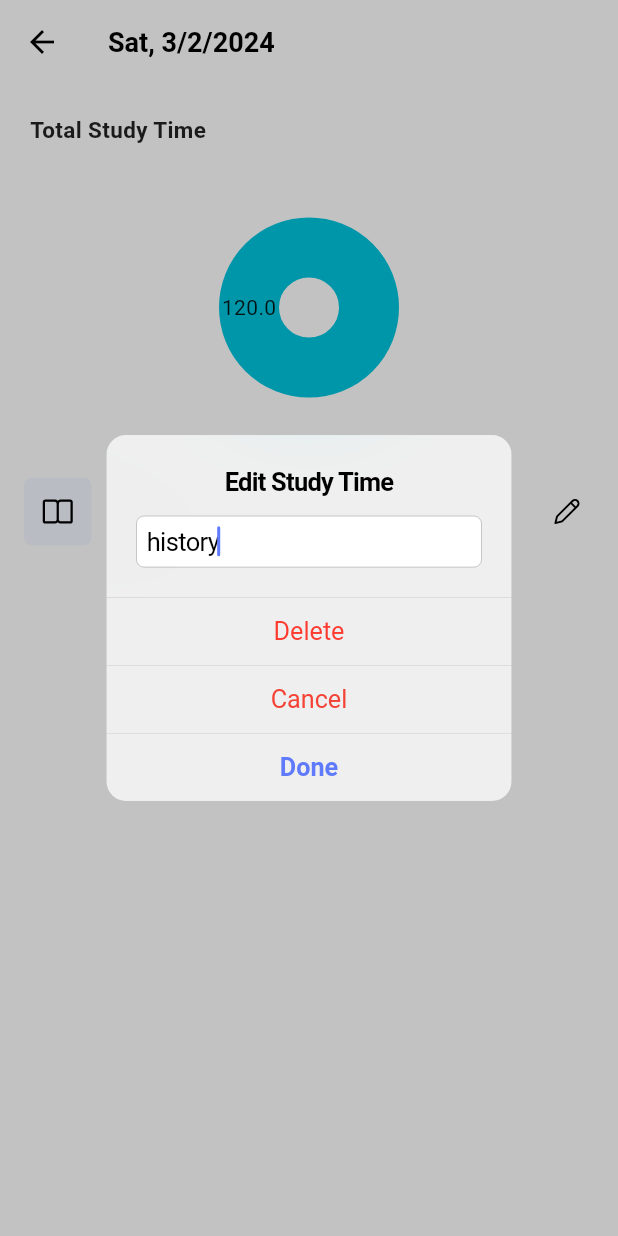
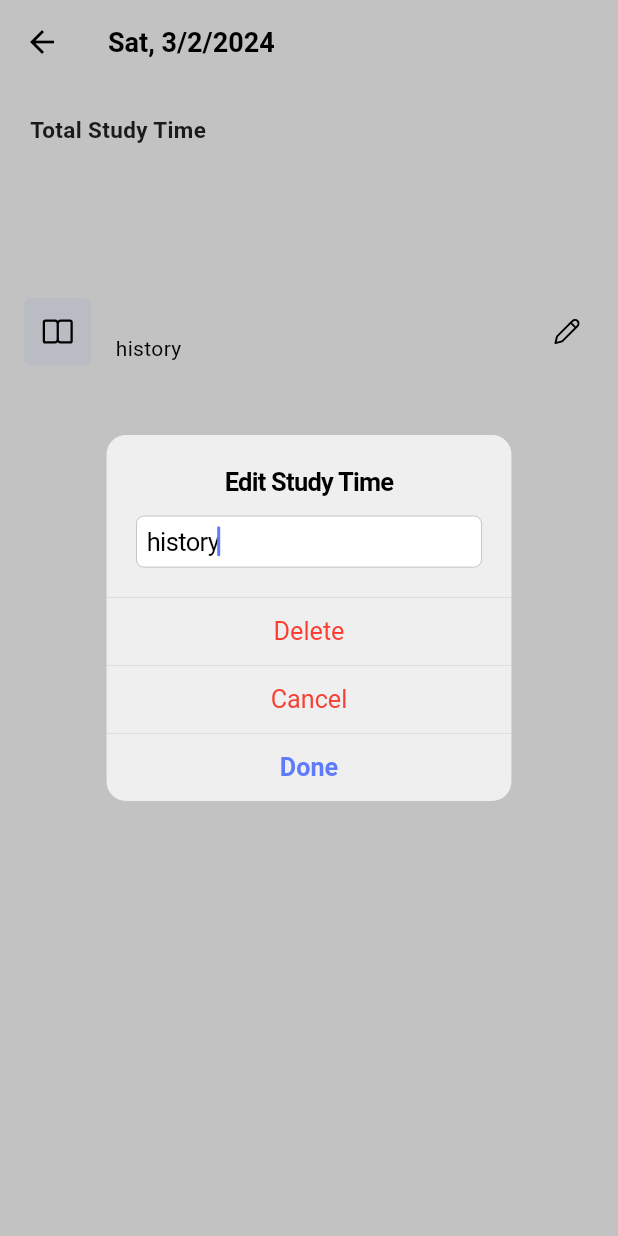
Before and after one commit to James1412/study_timer, a Flutter app: the HomeScreen screen opened directly, after a tap on an icon or button, on a phone screen of 412 x 824 dp. Run offline on Flutter 3.47's test engine with Material 3 defaults, Android fonts, the phone set to English and light mode, and no system bars; drawn by our look-alikes of fl_chart; our stand-ins replace fluentui_system_icons, gap, wakelock_plus; missing offline and left inert: duration, screen_brightness.

Commit message:
∩ replaced studydate model with a set

```diff
--- a/lib/features/home/home_screen.dart
+++ b/lib/features/home/home_screen.dart
@@ -1,8 +1,6 @@
 import 'dart:io';
-
 import 'package:duration/duration.dart';
 import 'package:duration/locale.dart';
-import 'package:fl_chart/fl_chart.dart';
 import 'package:fluentui_system_icons/fluentui_system_icons.dart';
 import 'package:flutter/cupertino.dart';
 import 'package:flutter/material.dart';
@@ -10,8 +8,8 @@ import 'package:flutter/services.dart';
 import 'package:gap/gap.dart';
 import 'package:intl/intl.dart';
 import 'package:provider/provider.dart';
-import 'package:study_timer/features/home/models/date_model.dart';
 import 'package:study_timer/features/home/models/study_time_model.dart';
+import 'package:study_timer/features/home/utils.dart';
 import 'package:study_timer/features/home/view%20models/study_date_vm.dart';
 import 'package:study_timer/features/themes/colors.dart';
 import 'package:study_timer/features/themes/dark%20mode/utils.dart';
@@ -24,10 +22,9 @@ class HomeScreen extends StatefulWidget {
 }
 
 class _HomeScreenState extends State<HomeScreen> {
-  late PageController pageController =
-      PageController(initialPage: dates.length - 1);
-
-  late List<DateModel> dates = context.watch<StudyDateViewModel>().studyDates;
+  late PageController pageController = PageController(
+      initialPage:
+          context.watch<StudySessionViewModel>().studyDates.length - 1);
 
   @override
   void dispose() {
@@ -35,16 +32,8 @@ class _HomeScreenState extends State<HomeScreen> {
     super.dispose();
   }
 
-  bool isToday(DateTime date) {
-    return DateTime(
-            DateTime.now().year, DateTime.now().month, DateTime.now().day)
-        .isAtSameMomentAs(
-      DateTime(date.year, date.month, date.day),
-    );
-  }
-
   late TextEditingController _editController;
-  void onEditTap(StudyTimeModel studyTimeModel) async {
+  void onEditTap(StudySessionModel studyTimeModel) async {
     _editController = TextEditingController(text: studyTimeModel.subjectName);
     await showCupertinoDialog(
       context: context,
@@ -74,7 +63,8 @@ class _HomeScreenState extends State<HomeScreen> {
                   context: context,
                   builder: (context) => CupertinoAlertDialog(
                     title: const Text("Delete the study session?"),
-                    content: const Text("This will permanently delete it"),
+                    content:
+                        const Text("This will permanently delete the session"),
                     actions: [
                       CupertinoDialogAction(
                         isDefaultAction: true,
@@ -89,8 +79,8 @@ class _HomeScreenState extends State<HomeScreen> {
                         child: const Text("Delete"),
                         onPressed: () {
                           context
-                              .read<StudyDateViewModel>()
-                              .deleteStudyTimeModel(studyTimeModel);
+                              .read<StudySessionViewModel>()
+                              .deleteStudySession(studyTimeModel);
                           Navigator.pop(context);
                           Navigator.pop(context);
                         },
@@ -115,11 +105,11 @@ class _HomeScreenState extends State<HomeScreen> {
                 if (Platform.isIOS) {
                   HapticFeedback.lightImpact();
                 }
-                StudyTimeModel newStudyModel = studyTimeModel
+                StudySessionModel newStudyModel = studyTimeModel
                   ..subjectName = _editController.text;
                 context
-                    .read<StudyDateViewModel>()
-                    .editStudyTimeModel(newStudyModel);
+                    .read<StudySessionViewModel>()
+                    .editStudySession(newStudyModel);
                 Navigator.pop(context);
               },
             ),
@@ -130,31 +120,43 @@ class _HomeScreenState extends State<HomeScreen> {
     _editController.dispose();
   }
 
+  Duration getTotalDuration(List studyDates, index) {
+    Duration totalDuration = const Duration();
+    for (StudySessionModel studyTimeModel
+        in context.watch<StudySessionViewModel>().studySessions) {
+      if (isSameDate(studyDates[index], studyTimeModel.dateTime)) {
+        totalDuration += studyTimeModel.duration;
+      }
+    }
+    return totalDuration;
+  }
+
   @override
   Widget build(BuildContext context) {
-    return dates.isEmpty
+    List<DateTime> studyDates =
+        context.watch<StudySessionViewModel>().studyDates;
+    List<StudySessionModel> studySessions =
+        context.watch<StudySessionViewModel>().studySessions;
+    return studyDates.isEmpty
         ? const Center(
-            child: Text("No study time yet..."),
+            child: Text("No study session yet..."),
           )
         : PageView.builder(
-            itemCount: dates.length,
+            itemCount: studyDates.length,
             scrollDirection: Axis.horizontal,
             controller: pageController,
             physics: const PageScrollPhysics(),
             itemBuilder: (context, index) {
-              Duration totalDuration = const Duration();
-              Duration getDuration(int index) {
-                for (var element in dates[index].studyTimes) {
-                  totalDuration += element.duration;
-                }
-                return totalDuration;
-              }
+              List<StudySessionModel> studySessionsOnDate = studySessions
+                  .where((element) =>
+                      isSameDate(element.dateTime, studyDates[index]))
+                  .toList();
 
               return Scaffold(
                 resizeToAvoidBottomInset: false,
                 appBar: AppBar(
                   title: Text(
-                      "${DateFormat.yMEd().format(dates[index].date)}${isToday(dates[index].date) ? " (Today)" : ''}"),
+                      "${DateFormat.yMEd().format(studyDates[index])}${isToday(studyDates[index]) ? " (Today)" : ''}"),
                 ),
                 body: ListView(
                   children: [
@@ -172,7 +174,7 @@ class _HomeScreenState extends State<HomeScreen> {
                           ),
                           Text(
                             prettyDuration(
-                              getDuration(index),
+                              getTotalDuration(studyDates, index),
                               tersity: DurationTersity.minute,
                               abbreviated: true,
                               conjunction: ' ',
@@ -183,24 +185,6 @@ class _HomeScreenState extends State<HomeScreen> {
                             ),
                           ),
                           const Gap(15),
-                          Center(
-                            child: SizedBox(
-                              height: 120,
-                              width: 120,
-                              child: PieChart(
-                                PieChartData(
-                                  sections: [
-                                    for (StudyTimeModel studyTimeModel
-                                        in dates[index].studyTimes)
-                                      PieChartSectionData(
-                                        value: studyTimeModel.duration.inMinutes
-                                            .toDouble(),
-                                      ),
-                                  ],
-                                ),
-                              ),
-                            ),
-                          ),
                         ],
                       ),
                     ),
@@ -208,7 +192,7 @@ class _HomeScreenState extends State<HomeScreen> {
                     ListView.builder(
                       physics: const NeverScrollableScrollPhysics(),
                       shrinkWrap: true,
-                      itemCount: dates[index].studyTimes.length,
+                      itemCount: studySessionsOnDate.length,
                       itemBuilder: (context, studyIndex) => ListTile(
                         leading: Container(
                           width: 45,
@@ -222,7 +206,7 @@ class _HomeScreenState extends State<HomeScreen> {
                         title: Text(
                           prettyDuration(
                             locale: const EnglishDurationLocale(),
-                            dates[index].studyTimes[studyIndex].duration,
+                            studySessionsOnDate[studyIndex].duration,
                             tersity: DurationTersity.minute,
                             upperTersity: DurationTersity.hour,
                             abbreviated: true,
@@ -231,11 +215,11 @@ class _HomeScreenState extends State<HomeScreen> {
                           style: const TextStyle(fontWeight: FontWeight.w700),
                         ),
                         subtitle: Text(
-                          dates[index].studyTimes[studyIndex].subjectName,
+                          studySessionsOnDate[studyIndex].subjectName,
                         ),
                         trailing: GestureDetector(
                           onTap: () =>
-                              onEditTap(dates[index].studyTimes[studyIndex]),
+                              onEditTap(studySessionsOnDate[studyIndex]),
                           child: const Icon(
                             FluentIcons.edit_12_regular,
                             size: 20,
--- a/lib/features/home/models/date_model.dart
+++ /dev/null
@@ -1,8 +0,0 @@
-import 'package:study_timer/features/home/models/study_time_model.dart';
-
-class DateModel {
-  List<StudyTimeModel> studyTimes;
-  DateTime date;
-
-  DateModel({required this.studyTimes, required this.date});
-}
--- a/lib/features/home/models/study_time_model.dart
+++ b/lib/features/home/models/study_time_model.dart
@@ -1,10 +1,10 @@
-class StudyTimeModel {
+class StudySessionModel {
   String subjectName;
   Duration duration;
   DateTime dateTime;
   int uniqueKey;
 
-  StudyTimeModel({
+  StudySessionModel({
     required this.subjectName,
     required this.dateTime,
     required this.duration,
--- a/lib/features/home/utils.dart
+++ b/lib/features/home/utils.dart
@@ -6,3 +6,10 @@ bool isSameDate(DateTime date1, DateTime date2) {
 DateTime onlyDate(DateTime dateTime) {
   return DateTime(dateTime.year, dateTime.month, dateTime.day);
 }
+
+bool isToday(DateTime date) {
+  return DateTime(DateTime.now().year, DateTime.now().month, DateTime.now().day)
+      .isAtSameMomentAs(
+    DateTime(date.year, date.month, date.day),
+  );
+}
--- a/lib/features/home/view models/study_date_vm.dart
+++ b/lib/features/home/view models/study_date_vm.dart
@@ -1,76 +1,61 @@
 import 'package:flutter/material.dart';
-import 'package:study_timer/features/home/models/date_model.dart';
 import 'package:study_timer/features/home/models/study_time_model.dart';
 import 'package:study_timer/features/home/utils.dart';
 
-class StudyDateViewModel extends ChangeNotifier {
+class StudySessionViewModel extends ChangeNotifier {
   int firstKey = UniqueKey().hashCode;
   int secondKey = UniqueKey().hashCode;
   int thirdKey = UniqueKey().hashCode;
-  late List<DateModel> studyDates = [
-    DateModel(studyTimes: [
-      StudyTimeModel(
+  int fourthKey = UniqueKey().hashCode;
+  late List<StudySessionModel> studySessions = [
+    StudySessionModel(
       subjectName: 'history',
-        dateTime: DateTime.now().subtract(const Duration(days: 2)),
+      dateTime: onlyDate(DateTime.now()).subtract(const Duration(days: 2)),
       duration: const Duration(hours: 2),
       uniqueKey: firstKey,
     ),
-    ], date: DateTime.now().subtract(const Duration(days: 2))),
-    DateModel(
-        studyTimes: [], date: DateTime.now().subtract(const Duration(days: 1))),
-    DateModel(studyTimes: [
-      StudyTimeModel(
+    StudySessionModel(
       subjectName: 'math',
-        dateTime: DateTime.now(),
+      dateTime: onlyDate(DateTime.now()).subtract(const Duration(days: 1)),
       duration: const Duration(hours: 2, minutes: 34, seconds: 29),
       uniqueKey: secondKey,
     ),
-      StudyTimeModel(
+    StudySessionModel(
       subjectName: 'science',
-        dateTime: DateTime.now(),
+      dateTime: onlyDate(DateTime.now()),
       duration: const Duration(hours: 1),
       uniqueKey: thirdKey,
     ),
-    ], date: DateTime.now()),
+    StudySessionModel(
+      subjectName: 'science1',
+      dateTime: onlyDate(DateTime.now()),
+      duration: const Duration(hours: 1),
+      uniqueKey: fourthKey,
+    ),
   ];
 
-  void deleteStudyTimeModel(StudyTimeModel studyTimeModel) {
-    for (DateModel studyDate in studyDates) {
-      if (isSameDate(studyDate.date, studyTimeModel.dateTime)) {
-        studyDate.studyTimes.removeWhere(
+  late List<DateTime> studyDates =
+      studySessions.map((e) => e.dateTime).toSet().toList();
+
+  void deleteStudySession(StudySessionModel studyTimeModel) {
+    studySessions.removeWhere(
         (element) => element.uniqueKey == studyTimeModel.uniqueKey);
-      }
-    }
-    studyDates.removeWhere((date) => date.studyTimes.isEmpty);
+    studyDates = studySessions.map((e) => e.dateTime).toSet().toList();
     notifyListeners();
   }
 
-  void editStudyTimeModel(StudyTimeModel studyTimeModel) {
-    for (DateModel studyDate in studyDates) {
-      if (isSameDate(studyDate.date, studyTimeModel.dateTime)) {
-        studyDate.studyTimes.map((element) {
+  void editStudySession(StudySessionModel studyTimeModel) {
+    studySessions.map((element) {
       if (element.uniqueKey == studyTimeModel.uniqueKey) {
         return element = studyTimeModel;
       }
     });
-      }
-    }
     notifyListeners();
   }
 
-  void addStudyTimeModel(StudyTimeModel studyTimeModel) {
-    for (DateModel studyDate in studyDates) {
-      if (isSameDate(studyDate.date, studyTimeModel.dateTime)) {
-        studyDate.studyTimes.add(studyTimeModel);
+  void addStudySession(StudySessionModel studyTimeModel) {
+    studySessions.add(studyTimeModel);
     notifyListeners();
     return;
   }
 }
-    studyDates.add(
-      DateModel(
-          studyTimes: [studyTimeModel],
-          date: onlyDate(studyTimeModel.dateTime)),
-    );
-    notifyListeners();
-  }
-}
--- a/lib/main.dart
+++ b/lib/main.dart
@@ -15,7 +15,7 @@ void main() {
           create: (context) => DarkModelViewModel(),
         ),
         ChangeNotifierProvider(
-          create: (context) => StudyDateViewModel(),
+          create: (context) => StudySessionViewModel(),
         ),
       ],
       child: const StudyTimerApp(),
```
Also changed, not shown: lib/features/timer/timer_screen.dart (+5 -4 lines). Lines whose indentation alone changed are shown as unchanged.
